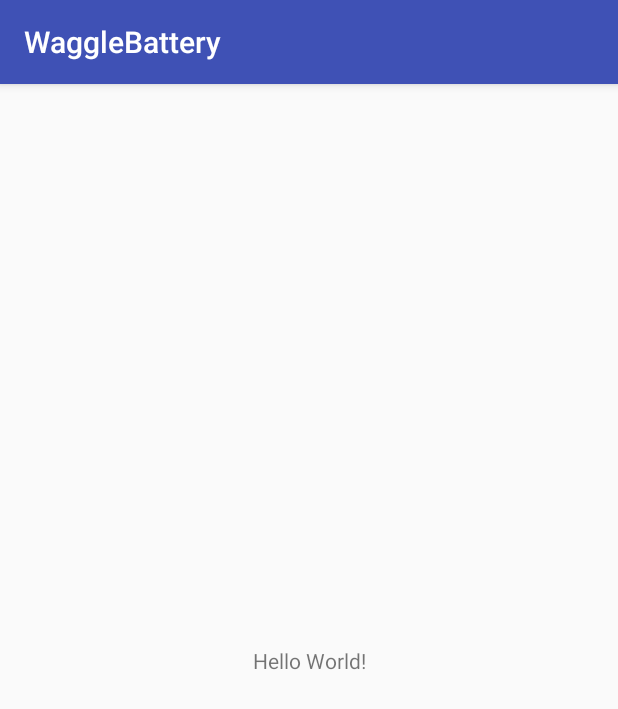
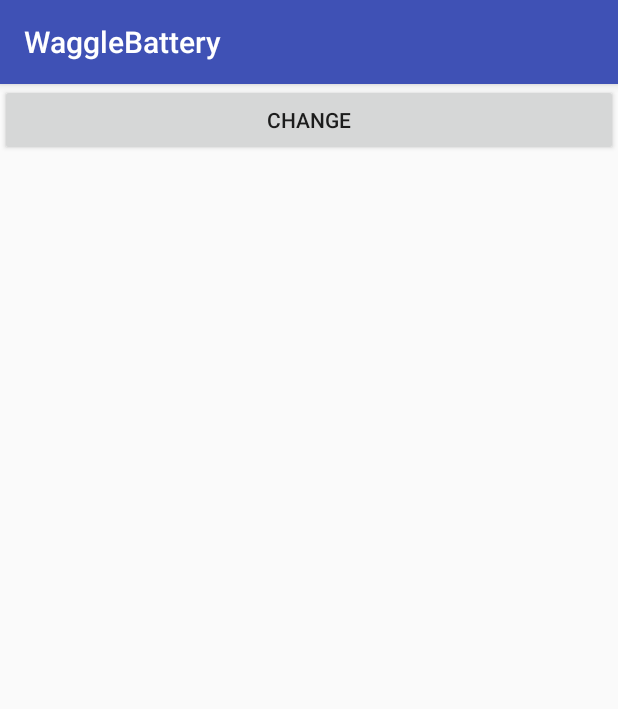
Before and after one commit to WaggleBatteryTeam/Battery-24-7, an Android app: the screen it shows after launch (MainActivity), on a phone screen of 412 x 824 dp. Shown: the top 709 px of the screen. Run offline under Robolectric (Android 15) with nearby library versions, the phone set to English and light mode, and no system bars.

Commit message:
Android: Working on Changing Fragmets

```diff
--- a/app/WaggleBattery/app/build.gradle
+++ b/app/WaggleBattery/app/build.gradle
@@ -25,4 +25,6 @@ dependencies {
     testImplementation 'junit:junit:4.12'
     androidTestImplementation 'com.android.support.test:runner:1.0.1'
     androidTestImplementation 'com.android.support.test.espresso:espresso-core:3.0.1'
+    implementation 'com.android.support:cardview-v7:26.1.0'
+    implementation 'com.android.support:recyclerview-v7:26.1.0'
 }
--- a/app/WaggleBattery/app/src/main/java/waggle/wagglebattery/MainActivity.java
+++ b/app/WaggleBattery/app/src/main/java/waggle/wagglebattery/MainActivity.java
@@ -1,7 +1,10 @@
 package waggle.wagglebattery;
 
+import android.support.v4.app.Fragment;
 import android.support.v7.app.AppCompatActivity;
 import android.os.Bundle;
+import android.view.View;
+import android.widget.Button;
 
 public class MainActivity extends AppCompatActivity {
 
@@ -9,5 +12,13 @@ public class MainActivity extends AppCompatActivity {
     protected void onCreate(Bundle savedInstanceState) {
         super.onCreate(savedInstanceState);
         setContentView(R.layout.activity_main);
+
+        final Button button = (Button) findViewById(R.id.button_view_change);
+        button.setOnClickListener(new View.OnClickListener(){
+            public void onClick(View v){
+                getSupportFragmentManager().beginTransaction().replace(R.id.main,new StatusFragment()).addToBackStack(null).commit();
+            }
+        });
+
     }
 }
--- a/app/WaggleBattery/app/src/main/res/layout/activity_main.xml
+++ b/app/WaggleBattery/app/src/main/res/layout/activity_main.xml
@@ -2,17 +2,22 @@
 <android.support.constraint.ConstraintLayout xmlns:android="http://schemas.android.com/apk/res/android"
     xmlns:app="http://schemas.android.com/apk/res-auto"
     xmlns:tools="http://schemas.android.com/tools"
+    android:id="@+id/main"
     android:layout_width="match_parent"
     android:layout_height="match_parent"
     tools:context="waggle.wagglebattery.MainActivity">
 
-    <TextView
-        android:layout_width="wrap_content"
-        android:layout_height="wrap_content"
-        android:text="Hello World!"
-        app:layout_constraintBottom_toBottomOf="parent"
-        app:layout_constraintLeft_toLeftOf="parent"
-        app:layout_constraintRight_toRightOf="parent"
-        app:layout_constraintTop_toTopOf="parent" />
+    <ScrollView
+        android:layout_width="match_parent"
+        android:layout_height="match_parent">
+
+        <Button
+            android:id="@+id/button_view_change"
+            android:layout_width="match_parent"
+            android:layout_height="wrap_content"
+            android:text="Change"
+            tools:layout_editor_absoluteX="148dp"
+            tools:layout_editor_absoluteY="121dp" />
+    </ScrollView>
 
 </android.support.constraint.ConstraintLayout>
```
Also changed, not shown: app/WaggleBattery/app/src/main/java/waggle/wagglebattery/StatusFragment.java (added, +22 -0 lines), app/WaggleBattery/app/src/main/res/layout/fragment_status.xml (added, +20 -0 lines).
